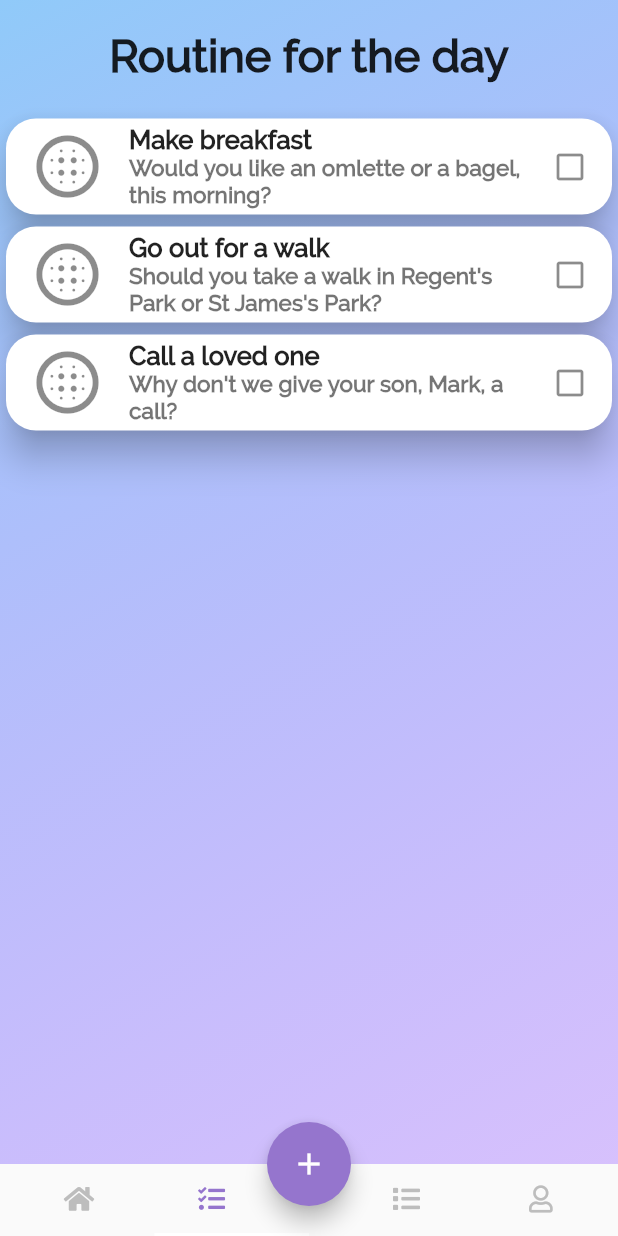
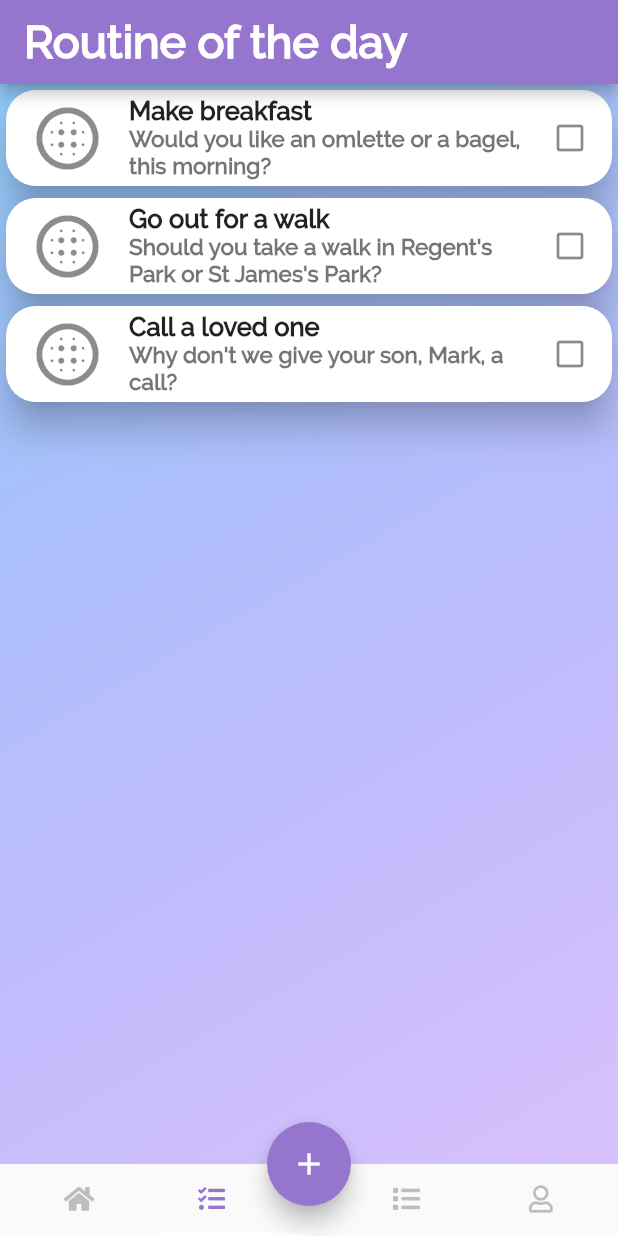
Before and after one commit to alexpavelm/BinaryProject, a Flutter app: the screen it shows after launch, item 2 of the bottom bar chosen, on a phone screen of 412 x 824 dp. Run offline on Flutter 3.47's test engine with Material 2 defaults, Android fonts, the phone set to English and light mode, and no system bars; our stand-ins replace font_awesome_flutter.

Commit message:
Merge branch 'master' of https://github.com/alexpavelm/BinaryProject
# Conflicts:
#	lib/BottomNavBar.dart

```diff
--- a/lib/Tasks/ToDoList.dart
+++ b/lib/Tasks/ToDoList.dart
@@ -56,6 +56,18 @@
   @override
   Widget build(BuildContext context) {
     return Scaffold(
+      appBar: new AppBar(
+        backgroundColor: Colors.deepPurple.shade300,
+        title: new Text(
+          "Routine of the day",
+          style: new TextStyle(
+            fontFamily: 'Raleway',
+            fontSize: 30,
+            fontWeight: FontWeight.bold,
+          ),
+          textAlign: TextAlign.center,
+        ),
+      ),
       body: Container(
         width: MediaQuery.of(context).size.width,
         decoration: BoxDecoration(
@@ -65,19 +77,6 @@
         ], begin: Alignment.topLeft, end: Alignment.bottomRight)),
         child: Column(
           children: <Widget>[
-            Row(
-              mainAxisAlignment: MainAxisAlignment.spaceEvenly,
-              children: <Widget>[
-                Padding(
-                  padding: const EdgeInsets.all(20.0),
-                  child: Text("Routine for the day",
-                      style: TextStyle(
-                          fontSize: 30,
-                          fontFamily: 'raleway',
-                          fontWeight: FontWeight.w700)),
-                )
-              ],
-            ),
             _buildItem(ToDo("Make breakfast",
                 "Would you like an omlette or a bagel, this morning?")),
             _buildItem(ToDo("Go out for a walk",
```
Also changed, not shown: lib/Tasks/ToDoListCareTaker.dart (added, +103 -0 lines).
